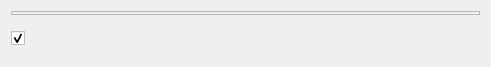
Qt form src/ugeneui/src/shtirlitz/StatisticalReport.ui (violethaze74/ugene) before a commit.
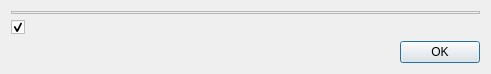
The same form after that commit.

Commit message: UGENE-5392 "OK" button in "What's new" dialog fix

Patch:
```diff
--- a/src/ugeneui/src/shtirlitz/StatisticalReport.ui
+++ b/src/ugeneui/src/shtirlitz/StatisticalReport.ui
@@ -7,7 +7,7 @@
     <x>0</x>
     <y>0</y>
     <width>491</width>
-    <height>67</height>
+    <height>74</height>
    </rect>
   </property>
   <property name="sizePolicy">
@@ -49,12 +49,6 @@
    </item>
    <item>
     <layout class="QHBoxLayout" name="horizontalLayout">
-     <property name="topMargin">
-      <number>10</number>
-     </property>
-     <property name="bottomMargin">
-      <number>10</number>
-     </property>
      <item>
       <widget class="QCheckBox" name="chkStat">
        <property name="text">
@@ -89,6 +83,13 @@
      </item>
     </layout>
    </item>
+   <item>
+    <widget class="QDialogButtonBox" name="buttonBox">
+     <property name="standardButtons">
+      <set>QDialogButtonBox::Ok</set>
+     </property>
+    </widget>
+   </item>
   </layout>
  </widget>
  <resources/>
```
The commit also changes 2 other files.
